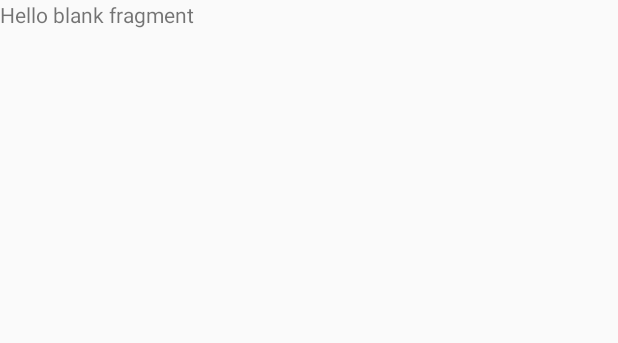
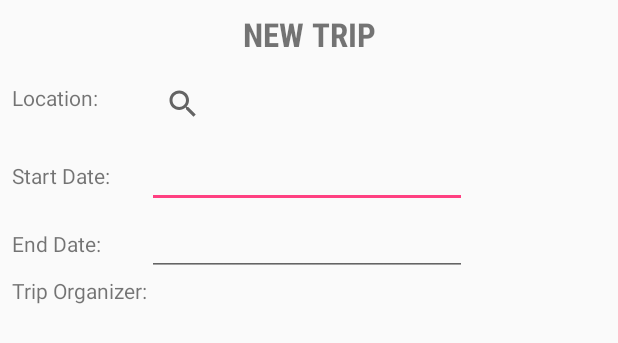
Before and after one commit to RoyceNguyen/HikingApp, an Android app: the layout fragment_add_trip.xml on its own in the app's theme, with its tools: preview values and no code run, on a phone screen of 412 x 824 dp. Shown: the top 343 px of the screen. Run offline under Robolectric (Android 15) with nearby library versions, the phone set to English and light mode, and no system bars.

Commit message:
Started layout on AddTripFragment

```diff
--- a/app/src/main/java/com/stclaircollege/rnb/hikingapp/DatabaseHandler.java
+++ b/app/src/main/java/com/stclaircollege/rnb/hikingapp/DatabaseHandler.java
@@ -112,8 +112,7 @@ public class DatabaseHandler extends SQLiteOpenHelper
             COLUMN_LENGTH + " TEXT, " +
             COLUMN_DAILYBREAKDOWN + " TEXT, " +
             COLUMN_KILOMETRES + " DECIMAL, " +
-            COLUMN_CONTACTINFO + " INTEGER REFERENCES  " +
-            TABLE_LOCATION + "("+COLUMN_ID+")," +
+
             ")";
 
     private static final String CREATE_PARTICIPANT_TABLE = "CREATE TABLE " +
@@ -130,7 +129,8 @@ public class DatabaseHandler extends SQLiteOpenHelper
             COLUMN_LOCATION + " TEXT, " +
             COLUMN_CITY + " TEXT, " +
             COLUMN_COUNTRY + " TEXT, " +
-            COLUMN_TYPE + " TEXT, " +
+            //COLUMN_TYPE + " TEXT, " +
+            COLUMN_CONTACTINFO + " TEXT,  " +
             ")";
     private static final String CREATE_LOCATIONHIKE_TABLE = "CREATE TABLE " +
             TABLE_LOCATIONHIKE + "(" +
--- a/app/src/main/res/layout/fragment_add_trip.xml
+++ b/app/src/main/res/layout/fragment_add_trip.xml
@@ -1,13 +1,82 @@
-<FrameLayout xmlns:android="http://schemas.android.com/apk/res/android"
+<LinearLayout xmlns:android="http://schemas.android.com/apk/res/android"
     xmlns:tools="http://schemas.android.com/tools"
     android:layout_width="match_parent"
     android:layout_height="match_parent"
+    android:orientation="vertical"
+
+    android:padding="4dp"
     tools:context="com.stclaircollege.rnb.hikingapp.AddTripFragment">
 
     <!-- TODO: Update blank fragment layout -->
+
+
     <TextView
+        android:id="@+id/textView6"
+        android:layout_width="match_parent"
+        android:layout_height="wrap_content"
+        android:fontFamily="sans-serif-condensed"
+        android:padding="4dp"
+        android:text="New Trip"
+        android:textAlignment="center"
+        android:textAllCaps="true"
+        android:textSize="22dp"
+        android:textStyle="bold" />
+
+    <GridLayout
         android:layout_width="match_parent"
         android:layout_height="match_parent"
-        android:text="@string/hello_blank_fragment" />
+        android:columnCount="2"
+        android:padding="4dp">
 
-</FrameLayout>
+        <TextView
+            android:id="@+id/textView7"
+            android:layout_width="wrap_content"
+            android:layout_height="wrap_content"
+            android:gravity="center"
+            android:paddingTop="10dp"
+            android:text="Location:"
+            android:textAlignment="center" />
+
+        <SearchView
+            android:layout_width="match_parent"
+            android:layout_height="wrap_content">
+
+        </SearchView>
+
+        <TextView
+            android:id="@+id/textView9"
+            android:layout_width="wrap_content"
+            android:layout_height="wrap_content"
+            android:text="Start Date:" />
+
+        <EditText
+            android:id="@+id/editText4"
+            android:layout_width="wrap_content"
+            android:layout_height="wrap_content"
+            android:ems="10"
+            android:inputType="date"
+            android:text="" />
+
+        <TextView
+            android:id="@+id/textView10"
+            android:layout_width="wrap_content"
+            android:layout_height="wrap_content"
+            android:text="End Date:" />
+
+        <EditText
+            android:id="@+id/editText3"
+            android:layout_width="wrap_content"
+            android:layout_height="wrap_content"
+            android:ems="10"
+            android:inputType="date"
+            android:text="" />
+
+        <TextView
+            android:id="@+id/textView11"
+            android:layout_width="wrap_content"
+            android:layout_height="wrap_content"
+            android:text="Trip Organizer:" />
+
+    </GridLayout>
+
+</LinearLayout>
```
